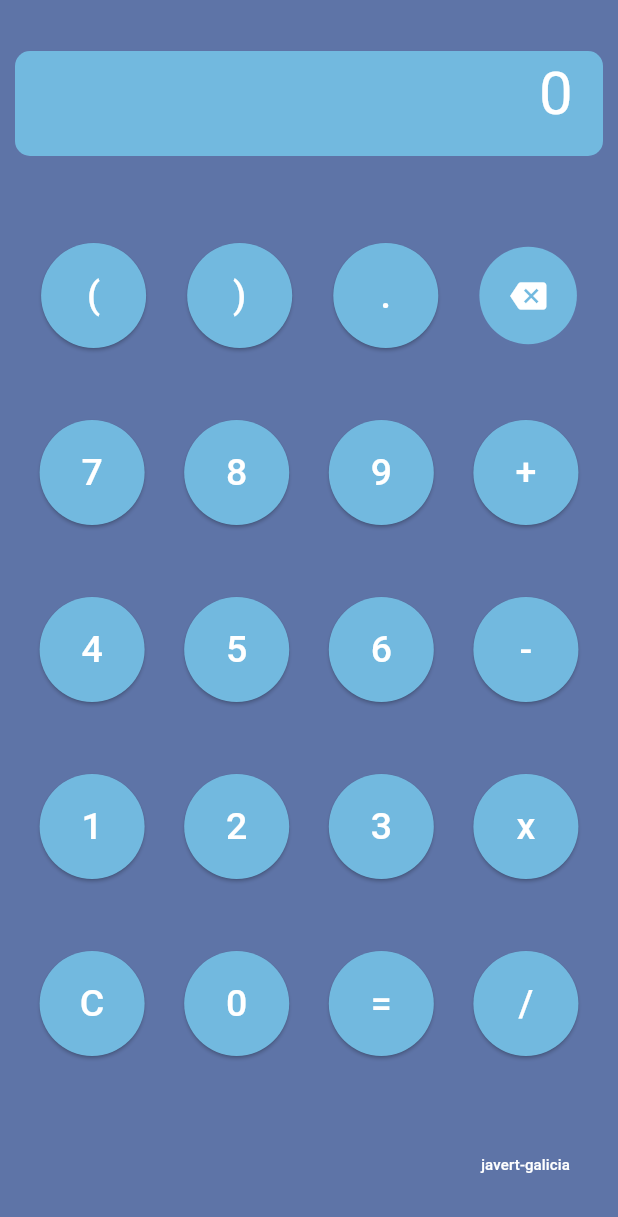
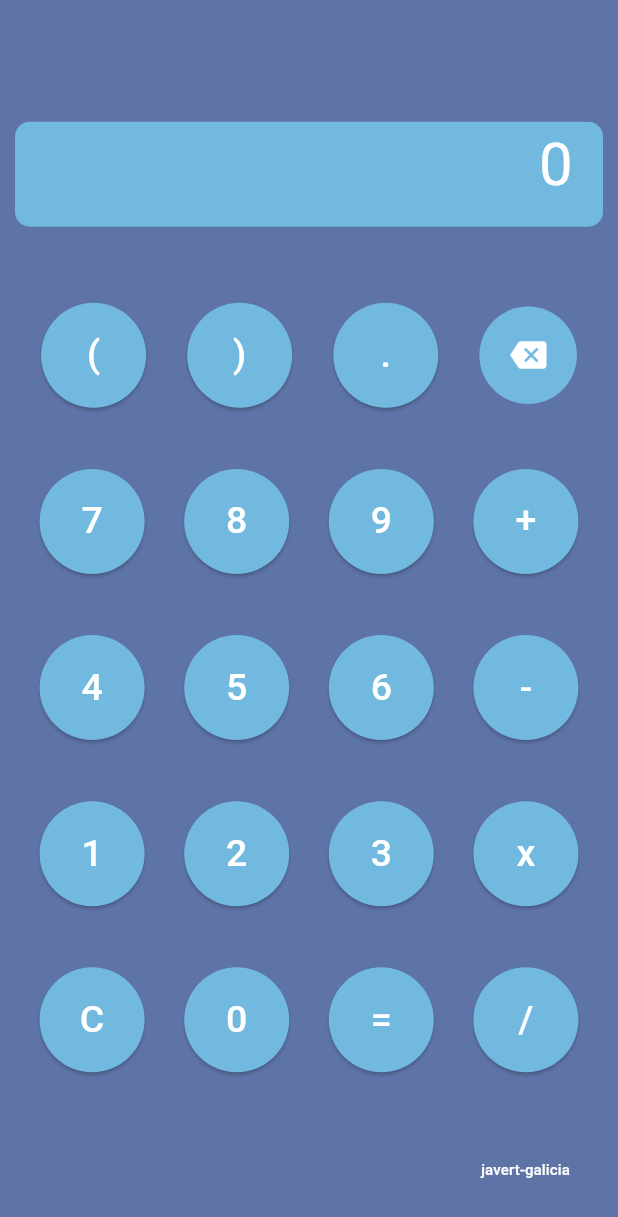
Before and after one commit to javert-galicia/sample_calculator_flutter, a Flutter app: the screen it shows after launch, on a phone screen of 412 x 824 dp. Shown: the top 1217 px of the screen. Run offline on Flutter 3.47's test engine with Material 3 defaults, Android fonts, the light colour scheme and no system bars; our stand-ins replace math_expressions.

Commit message:
Updating top size.

```diff
--- a/lib/model.dart
+++ b/lib/model.dart
@@ -16,6 +16,9 @@ class Model extends StatelessWidget {
     return Column(
       mainAxisAlignment: MainAxisAlignment.spaceAround,
       children: [
+        const SizedBox(
+        height: 10.0,
+          ),
         ViewCount(valorCurrent: valor),
         Row(
           mainAxisAlignment: MainAxisAlignment.spaceEvenly,
```
Also changed, not shown: 1 other file.
